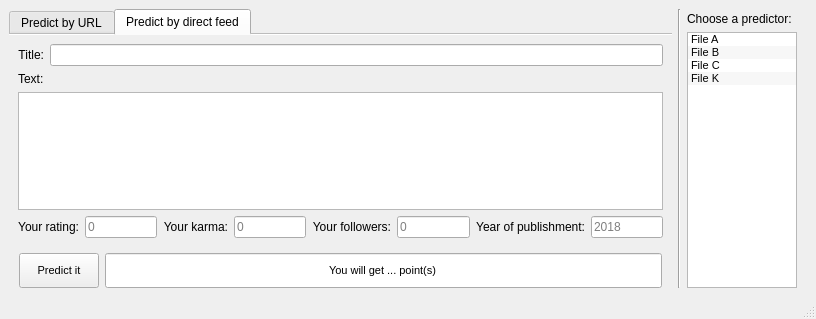
The window that src/habrating/mainwindow.ui (mmmm1998/---) describes before a commit, drawn with Qt 5.
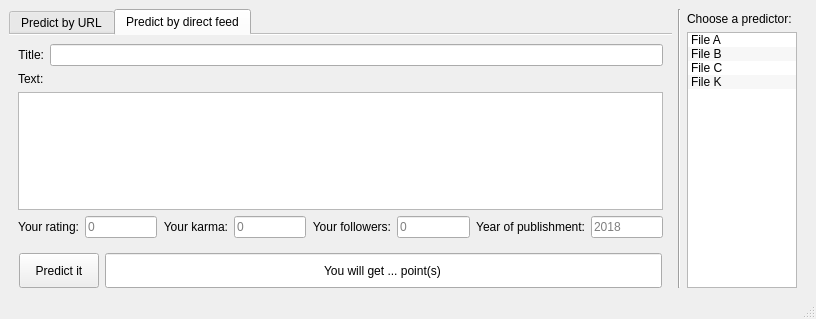
The same window after the commit. The open tabs and pages were chosen to show the change.

Commit message: Now really unified font sizes

Patch:
```diff
--- a/src/habrating/mainwindow.ui
+++ b/src/habrating/mainwindow.ui
@@ -10,6 +10,12 @@
     <height>319</height>
    </rect>
   </property>
+  <property name="font">
+   <font>
+    <family>Segoe UI</family>
+    <pointsize>9</pointsize>
+   </font>
+  </property>
   <property name="windowTitle">
    <string>Habrating</string>
   </property>
@@ -346,7 +352,8 @@
           </property>
           <property name="font">
            <font>
-            <pointsize>8</pointsize>
+            <family>Segoe UI</family>
+            <pointsize>9</pointsize>
            </font>
           </property>
           <property name="text">
@@ -376,7 +383,8 @@
           </property>
           <property name="font">
            <font>
-            <pointsize>8</pointsize>
+            <family>Segoe UI</family>
+            <pointsize>9</pointsize>
            </font>
           </property>
           <property name="text">
@@ -450,7 +458,7 @@
         </property>
         <property name="font">
          <font>
-          <pointsize>8</pointsize>
+          <pointsize>9</pointsize>
          </font>
         </property>
         <property name="alternatingRowColors">
```
Left out of the diff: 11 changed lines with no effect on the pictures.
